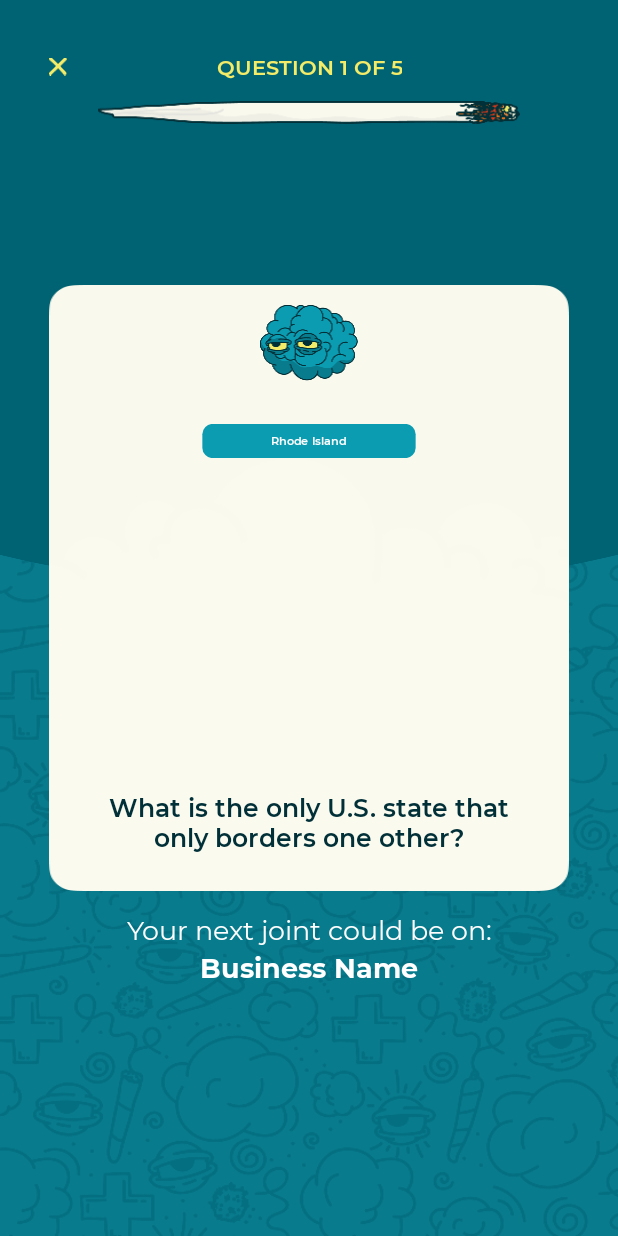
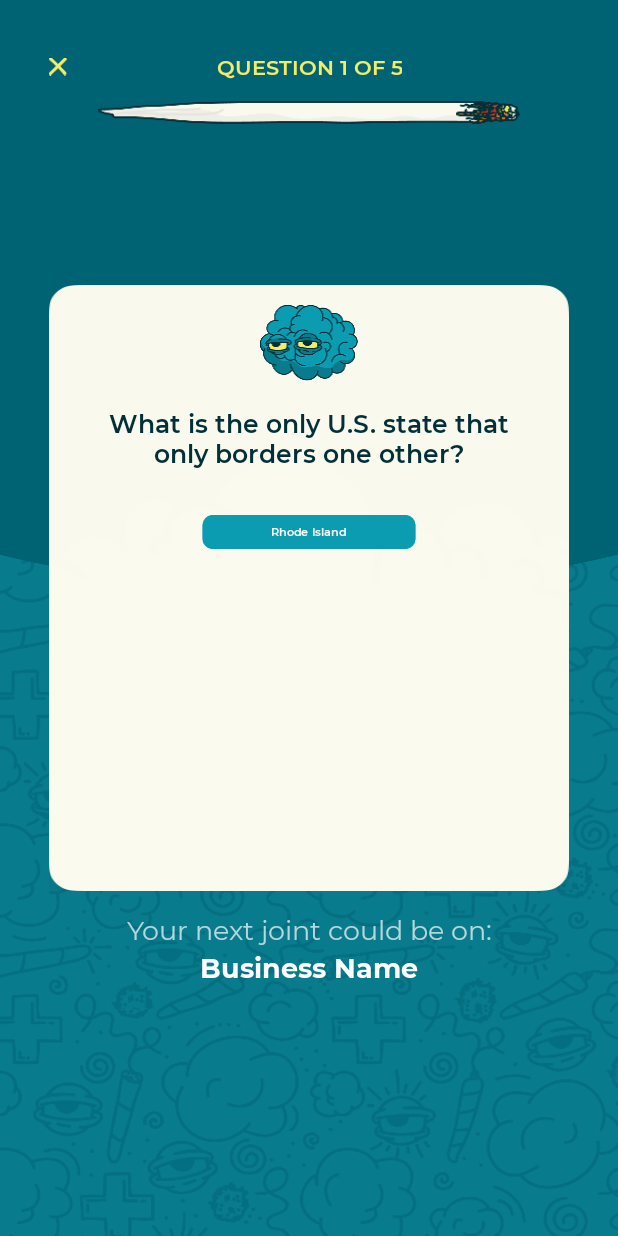
Before and after one commit to Daniel-Jefferson/dbc-android, an Android app: the QuizActivity screen opened directly, with no data from a screen before it, on a phone screen of 412 x 824 dp. Run offline under Robolectric (Android 15) with nearby library versions, the light colour scheme and no system bars; our stand-ins replace ButterKnife, sdp/ssp sizes; libraries missing offline, so code that uses them is left out: com.facebook.drawee, com.github.piasy.fresco, com.nostra13.universalimageloader, io.michaelrocks.libphonenumber; 7 statements that could not run were skipped.

Commit message:
fix pink brain, quiz design

```diff
--- a/app/src/main/java/com/app/budsbank/web/WebConfig.java
+++ b/app/src/main/java/com/app/budsbank/web/WebConfig.java
@@ -1,8 +1,8 @@
 package com.app.budsbank.web;
 
 public class WebConfig {
-//    private static final String BASE_URL                             = "http://ec2-18-188-251-85.us-east-2.compute.amazonaws.com/";
-    private static final String BASE_URL                             = "http://192.168.6.150:3300/";
+    private static final String BASE_URL                             = "http://ec2-18-188-251-85.us-east-2.compute.amazonaws.com/";
+//    private static final String BASE_URL                             = "http://192.168.6.150:3300/";
     public static final String API_URL                               = BASE_URL;
 
     // TODO: Update for local
--- a/app/src/main/res/layout/activity_quiz.xml
+++ b/app/src/main/res/layout/activity_quiz.xml
@@ -45,6 +45,19 @@
                     android:layout_height="@dimen/_40sdp"
                     android:layout_marginTop="@dimen/_10sdp"
                     android:background="@drawable/brain_animation_list" />
+
+
+                <TextView
+                    android:id="@+id/tv_question"
+                    style="@style/AppTheme.Widget.TextView.SemiBold"
+                    android:layout_marginStart="@dimen/_16sdp"
+                    android:layout_marginTop="@dimen/_12sdp"
+                    android:layout_marginEnd="@dimen/_16sdp"
+                    android:layout_marginBottom="@dimen/_2sdp"
+                    android:text="@string/qns"
+                    android:textColor="@color/blue_11"
+                    android:textSize="@dimen/_13ssp"
+                    android:visibility="invisible" />
 
                 <RelativeLayout
                     android:id="@+id/rl_option_one"
@@ -130,18 +143,6 @@
                         android:text="@string/florida" />
                 </RelativeLayout>
 
-                <TextView
-                    android:id="@+id/tv_question"
-                    style="@style/AppTheme.Widget.TextView.SemiBold"
-                    android:layout_marginStart="@dimen/_16sdp"
-                    android:layout_marginTop="@dimen/_12sdp"
-                    android:layout_marginEnd="@dimen/_16sdp"
-                    android:layout_marginBottom="@dimen/_2sdp"
-                    android:text="@string/qns"
-                    android:textColor="@color/blue_11"
-                    android:textSize="@dimen/_13ssp"
-                    android:visibility="invisible" />
-
                 <View
                     android:layout_width="match_parent"
                     android:layout_height="@dimen/_17sdp" />
@@ -155,7 +156,7 @@
                 android:orientation="vertical">
 
                 <TextView
-                    style="@style/AppTheme.Widget.TextView"
+                    style="@style/AppTheme.Widget.TextView.Transparent"
                     android:layout_width="match_parent"
                     android:layout_height="wrap_content"
                     android:textAlignment="center"
--- a/app/src/main/res/layout/activity_quiz_dispo.xml
+++ b/app/src/main/res/layout/activity_quiz_dispo.xml
@@ -228,7 +228,7 @@
                     <ImageView
                         android:layout_width="@dimen/_40sdp"
                         android:layout_height="@dimen/_40sdp"
-                        android:src="@drawable/ic_tab_brain" />
+                        android:src="@drawable/ic_pink_brain_off" />
 
                     <View
                         android:layout_width="1dp"
--- a/app/src/main/res/values/styles.xml
+++ b/app/src/main/res/values/styles.xml
@@ -20,6 +20,15 @@
         <item name="android:layout_height">wrap_content</item>
         <item name="android:gravity">center</item>
         <item name="android:textColor">@color/white</item>
+        <item name="android:fontFamily">@font/montserrat_regular</item>
+    </style>
+
+    <style name="AppTheme.Widget.TextView.Transparent" parent="android:Widget.TextView">
+        <item name="android:textSize">@dimen/_14ssp</item>
+        <item name="android:layout_width">wrap_content</item>
+        <item name="android:layout_height">wrap_content</item>
+        <item name="android:gravity">center</item>
+        <item name="android:textColor">#B3FFFFFF</item>
         <item name="android:fontFamily">@font/montserrat_regular</item>
     </style>
 
```
